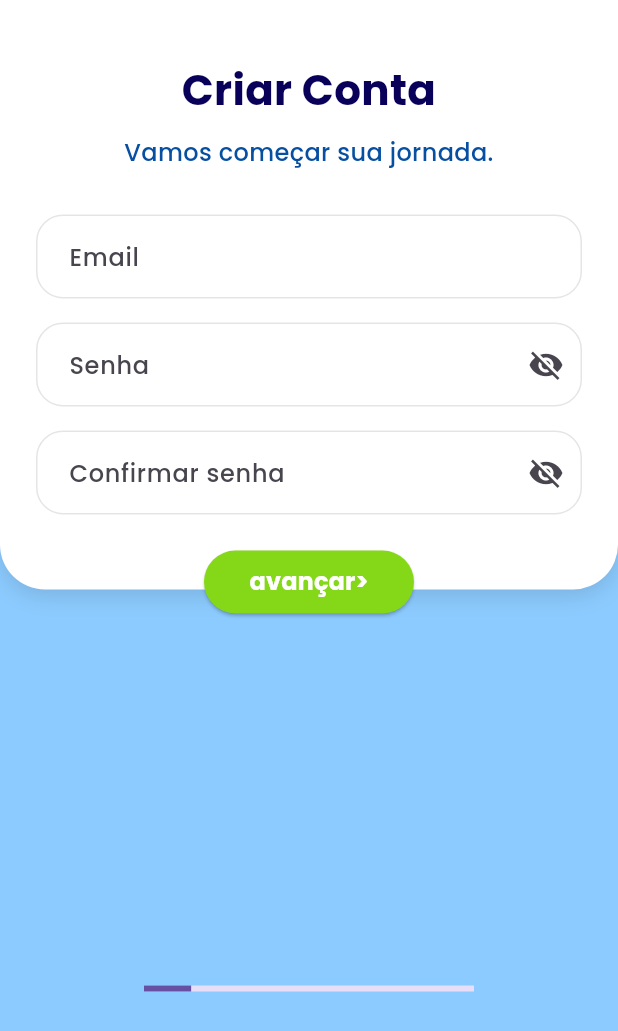
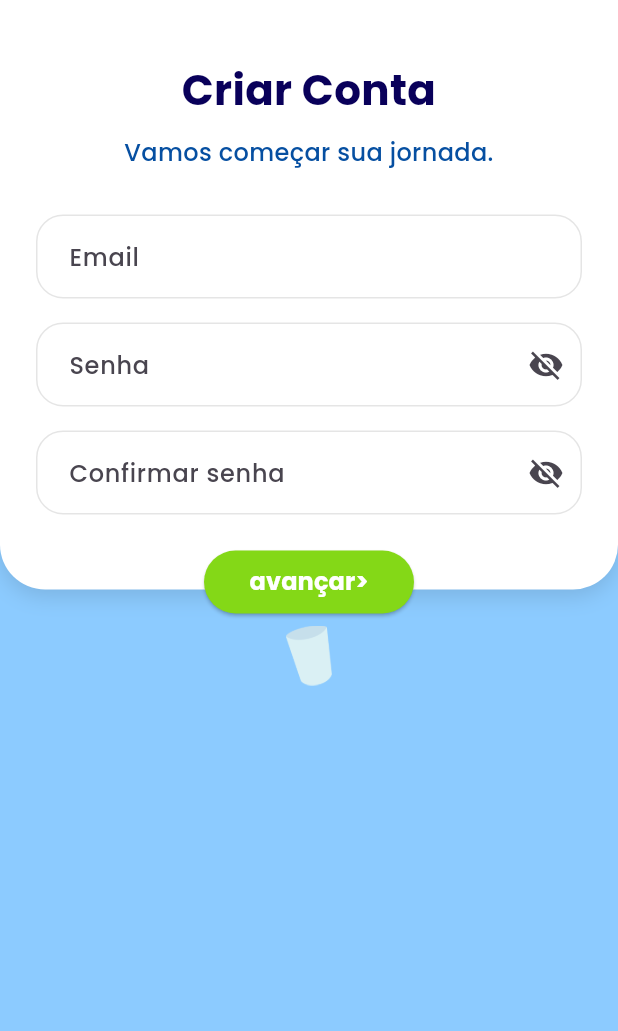
Before and after one commit to RochaJoaos/CHIBIMIZU, a Flutter app: the screen it shows after launch, on a phone screen of 412 x 824 dp. Shown: the top 1031 px of the screen. Run offline on Flutter 3.47's test engine with Material 3 defaults, Android fonts, the phone set to English and light mode, and no system bars; our stand-ins replace flutter_svg; missing offline and left inert: flame.

Commit message:
animação de progresso melhorada

```diff
--- a/chibimizu_app/lib/core/widgets/app_progress.dart
+++ b/chibimizu_app/lib/core/widgets/app_progress.dart
@@ -1,34 +1,45 @@
 import 'package:flutter/material.dart';
 
 class AppProgress extends StatelessWidget {
-
   final int current;
-
   final int total;
 
   const AppProgress({
-
     super.key,
-
     required this.current,
-
     required this.total,
-
   });
 
   @override
   Widget build(BuildContext context) {
+    // Cada etapa corresponde diretamente a um sprite.
+    int sprite = current - 1;
 
-    return SizedBox(
+    // Garante que nunca saia do intervalo válido.
+    sprite = sprite.clamp(0, total - 1);
 
-      width:220,
-
-      child: LinearProgressIndicator(
-
-        value: current / total,
-
-      ),
-
+    return Column(
+      mainAxisSize: MainAxisSize.min,
+      children: [
+        AnimatedSwitcher(
+          duration: const Duration(milliseconds: 300),
+          transitionBuilder: (child, animation) {
+            return FadeTransition(
+              opacity: animation,
+              child: ScaleTransition(
+                scale: animation,
+                child: child,
+              ),
+            );
+          },
+          child: Image.asset(
+            "assets/progress/cup_$sprite.png",
+            key: ValueKey(sprite),
+            width: 40,
+            height: 40,
+          ),
+        ),
+      ],
     );
   }
 }
--- a/chibimizu_app/lib/features/onboarding/templates/onboarding_template.dart
+++ b/chibimizu_app/lib/features/onboarding/templates/onboarding_template.dart
@@ -101,14 +101,6 @@ class OnboardingTemplate extends StatelessWidget {
 
               const SizedBox(height: 24),
 
-              Center(
-                child: pet ??
-                    const SizedBox(
-                      height: 220,
-                    ),
-              ),
-
-              const SizedBox(height: 20),
 
               Center(
                 child: AppProgress(
@@ -117,7 +109,6 @@ class OnboardingTemplate extends StatelessWidget {
                 ),
               ),
 
-              const SizedBox(height: 40),
             ],
           ),
         ),
--- a/chibimizu_app/pubspec.yaml
+++ b/chibimizu_app/pubspec.yaml
@@ -75,3 +75,4 @@ flutter:
 
   assets:
     - assets/icons/
+    - assets/progress/
```
Also changed, not shown: chibimizu_app/assets/progress/cup_0.png (added), chibimizu_app/assets/progress/cup_0.svg (added), chibimizu_app/assets/progress/cup_1.png (added), chibimizu_app/assets/progress/cup_2.png (added), chibimizu_app/assets/progress/cup_2.svg (added), chibimizu_app/assets/progress/cup_3.png (added), chibimizu_app/assets/progress/cup_3.svg (added), chibimizu_app/assets/progress/cup_4.png (added), chibimizu_app/assets/progress/cup_4.svg (added), chibimizu_app/assets/progress/cup_5.png (added), chibimizu_app/assets/progress/cup_5.svg (added), chibimizu_app/assets/progress/cup_6.png (added), chibimizu_app/assets/progress/cup_6.svg (added), chibimizu_app/assets/progress/cup_7.svg (added), 1 more files.
